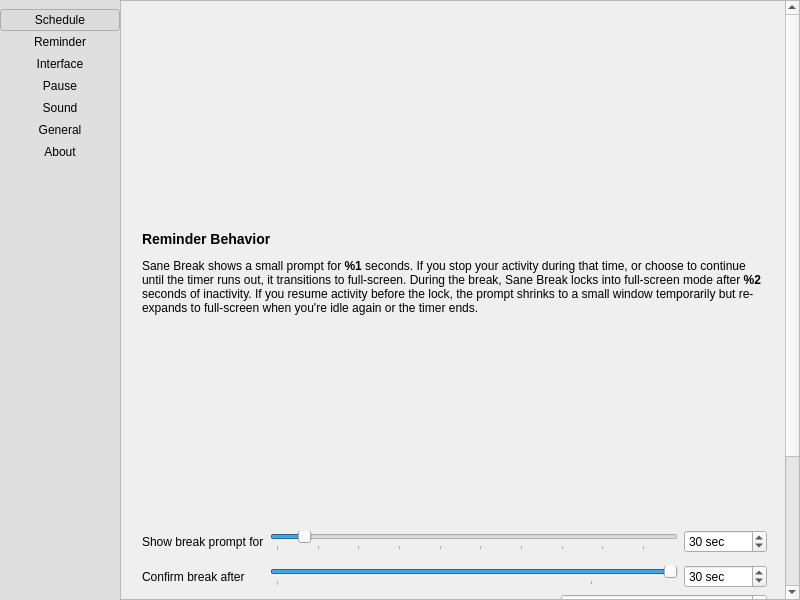
Old version of the form src/app/pref-window.ui in the repository AllanChain/sane-break.
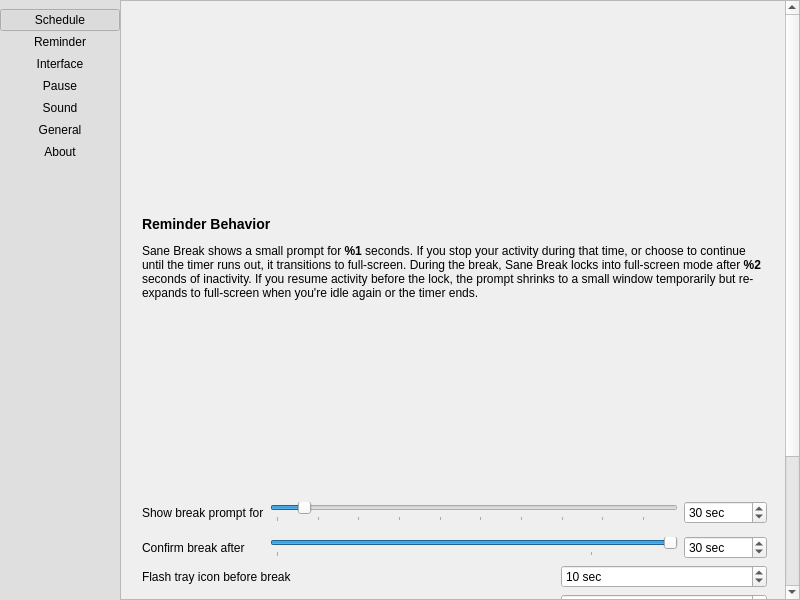
New version of the form. The open tabs and pages were chosen to show the change. Icons and pictures are not drawn. Custom widgets are drawn as their Qt base class.

Commit message: configurable secs flashing tray icon before break

Diff of the .ui file:
```diff
--- a/src/app/pref-window.ui
+++ b/src/app/pref-window.ui
@@ -974,6 +974,36 @@
               </item>
              </layout>
             </item>
+            <item>
+             <layout class="QHBoxLayout" name="flashTrayLayout" stretch="2,1">
+              <item>
+               <widget class="QLabel" name="flashTrayLabel">
+                <property name="toolTip">
+                 <string extracomment="Tooltip for &quot;Flash tray icon before break&quot; config">Tray icon will start flashing this many seconds before the break. Set to 0 to disable.</string>
+                </property>
+                <property name="text">
+                 <string>Flash tray icon before break</string>
+                </property>
+               </widget>
+              </item>
+              <item>
+               <widget class="QSpinBox" name="flashTrayForBox">
+                <property name="suffix">
+                 <string> sec</string>
+                </property>
+                <property name="minimum">
+                 <number>0</number>
+                </property>
+                <property name="maximum">
+                 <number>60</number>
+                </property>
+                <property name="value">
+                 <number>10</number>
+                </property>
+               </widget>
+              </item>
+             </layout>
+            </item>
             <item>
              <layout class="QHBoxLayout" name="horizontalLayout_4" stretch="2,1">
               <item>
```
The commit also changes 17 other files.
